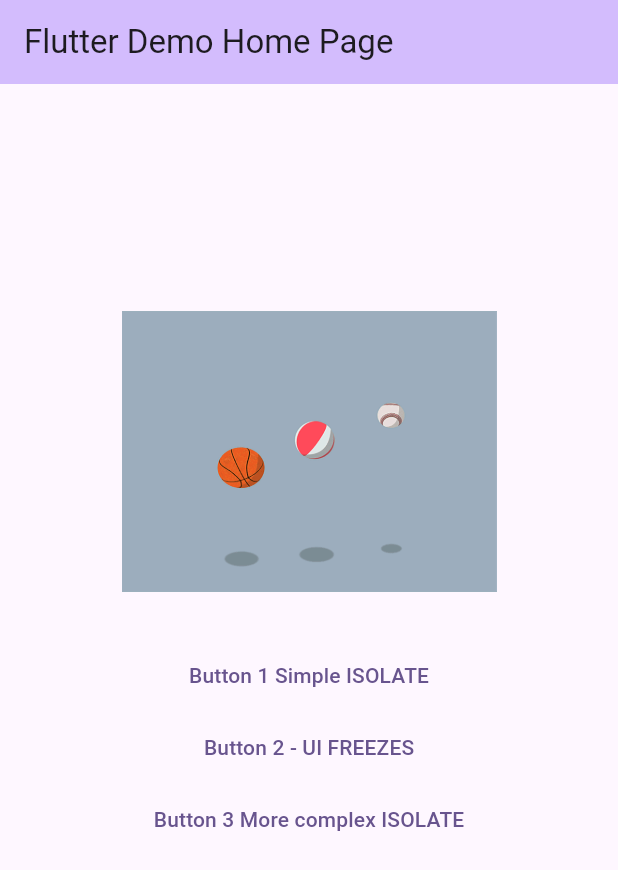
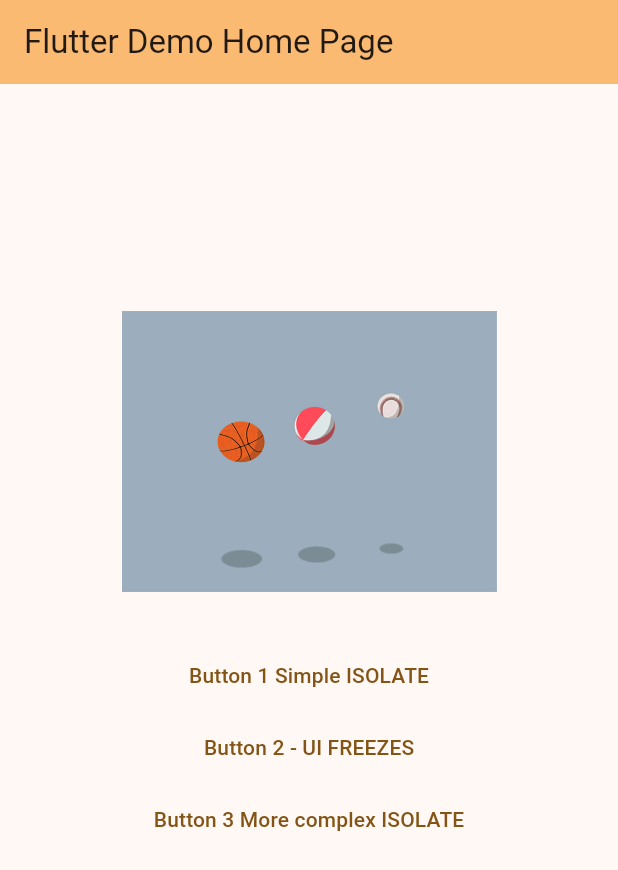
Before and after one commit to yuriymaliyov/isolates, a Flutter app: the screen it shows after launch, on a phone screen of 412 x 824 dp. Shown: the top 870 px of the screen. Run offline on Flutter 3.47's test engine with Material 3 defaults, Android fonts, the phone set to English and light mode, and no system bars.

Commit message:
update color scheme to use orangeAccent seed color

```diff
--- a/lib/main.dart
+++ b/lib/main.dart
@@ -15,7 +15,7 @@ class MyApp extends StatelessWidget {
     return MaterialApp(
       title: 'Flutter Demo',
       theme: ThemeData(
-        colorScheme: ColorScheme.fromSeed(seedColor: Colors.deepPurple),
+        colorScheme: ColorScheme.fromSeed(seedColor: Colors.orangeAccent),
         useMaterial3: true,
       ),
       home: const MyHomePage(title: 'Flutter Demo Home Page'),
```
